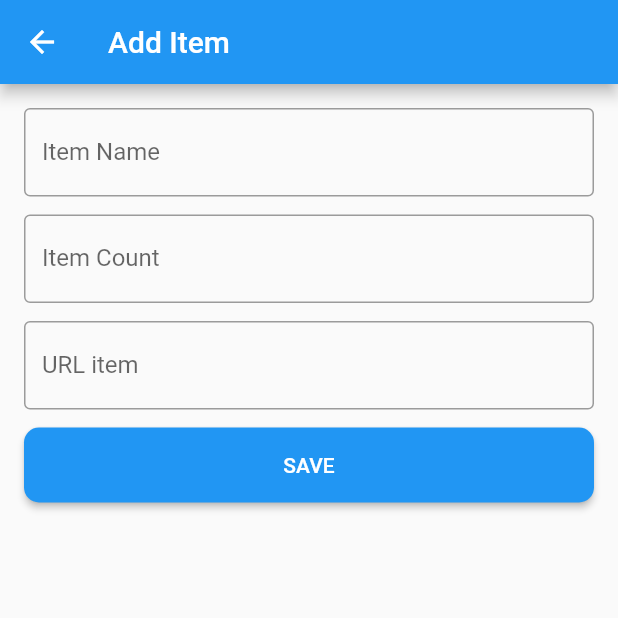
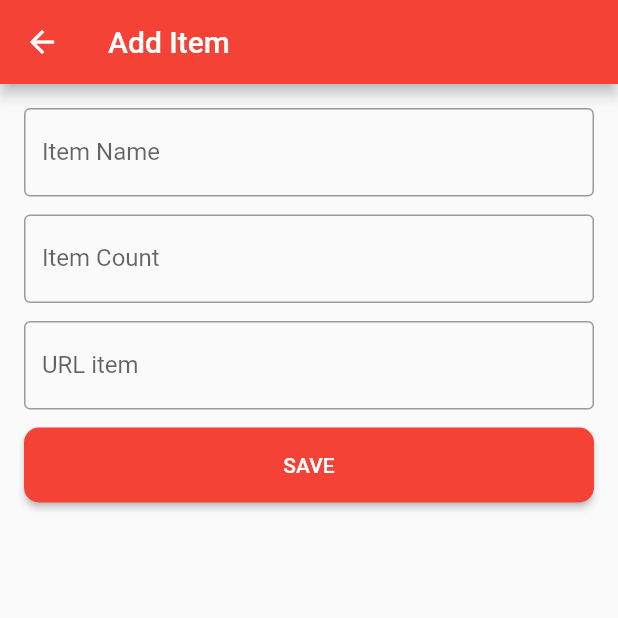
Before and after one commit to syahril22/InventoryApp, a Flutter app: the FormPage screen opened directly, on a phone screen of 412 x 824 dp, the top half of it. Run offline on Flutter 3.47's test engine with Material 2 defaults, Android fonts, the phone set to English and light mode, and no system bars; our stand-ins replace fluttertoast, modal_progress_hud_nsn, shared_preferences; accounts and stored records are empty; network calls fail.

Commit message:
new theme

```diff
--- a/lib/main.dart
+++ b/lib/main.dart
@@ -9,14 +9,14 @@ void main() async {
   WidgetsFlutterBinding.ensureInitialized();
   SharedPref sharedPref = SharedPref();
   bool isLoggedIn = await sharedPref.read("login");
-  runApp(MainApp(
+  runApp(MyApp(
     isLoggedIn: isLoggedIn,
   ));
 }
 
-class MainApp extends StatelessWidget {
+class MyApp extends StatelessWidget {
   final bool isLoggedIn;
-  const MainApp({super.key, required this.isLoggedIn});
+  const MyApp({super.key, required this.isLoggedIn});
 
   @override
   Widget build(BuildContext context) {
--- a/lib/services/auth_services.dart
+++ b/lib/services/auth_services.dart
@@ -3,7 +3,7 @@ import 'dart:convert';
 import 'package:http/http.dart' as http;
 import 'package:inventory_app/models/response_login.dart';
 
-const host = "192.168.70.229";
+const host = "172.16.10.229";
 
 class AuthServices {
   Future<ResponseLogin> login(String email, String password) async {
--- a/lib/ui/pages/form_page.dart
+++ b/lib/ui/pages/form_page.dart
@@ -50,7 +50,7 @@ class _FormPageState extends State<FormPage> {
       child: ElevatedButton(
         onPressed: handleActionButton,
         style: ElevatedButton.styleFrom(
-            backgroundColor: Theme.of(context).primaryColor,
+            backgroundColor: Colors.red,
             shape: RoundedRectangleBorder(
                 borderRadius: BorderRadius.circular(10))),
         child: Text(
@@ -65,7 +65,8 @@ class _FormPageState extends State<FormPage> {
   Widget build(BuildContext context) {
     return Scaffold(
       appBar: AppBar(
-        title: const Text("Add Item"),
+        backgroundColor: Colors.red,
+        title: Text(isUpdateForm ? 'Update Item' : 'Add Item'),
         actions: widget.itemBarang != null
             ? [
                 IconButton(
--- a/lib/ui/pages/login_page.dart
+++ b/lib/ui/pages/login_page.dart
@@ -40,7 +40,7 @@ class _LoginPageState extends State<LoginPage> {
                   child: SizedBox(
                     height: 200.0,
                     child: Image.network(
-                      'https://github.com/tbadhit/MovieCatalogue-iOS/assets/75456232/01a33156-ef88-49be-9afb-d93e8a8e136b',
+                      'https://github-production-user-asset-6210df.s3.amazonaws.com/75456232/242476408-01a33156-ef88-49be-9afb-d93e8a8e136b.png',
                       color: Colors.red,
                     ),
                   ),
--- a/lib/ui/pages/search_page.dart
+++ b/lib/ui/pages/search_page.dart
@@ -12,6 +12,7 @@ class SearchPage extends StatelessWidget {
     final itemProvider = Provider.of<ItemProvider>(context);
     return Scaffold(
       appBar: AppBar(
+        backgroundColor: Colors.red,
         title: TextFormField(
           decoration: const InputDecoration(
               hintText: "Enter keywords...",
```
Also changed, not shown: lib/ui/pages/home_page.dart (+16 -8 lines), 3 other files.
